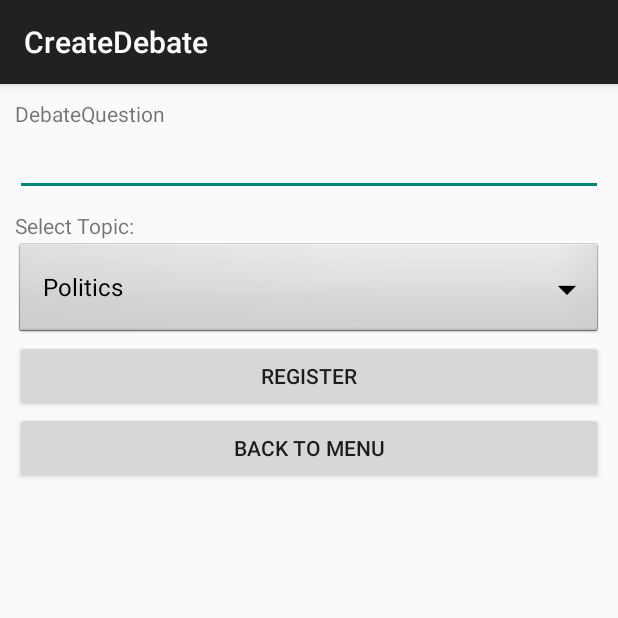
After one commit to OlirianWarrior/DebateApp, an Android app: the CreateDebate screen opened directly, with no data from a screen before it, on a phone screen of 412 x 824 dp, the top half of it. The commit adds this screen. Run offline under Robolectric (Android 15) with nearby library versions, the phone set to English and light mode, and no system bars.

Commit message:
Big update, new debate table, updated classes and functionality

```diff
--- a/app/src/main/AndroidManifest.xml
+++ b/app/src/main/AndroidManifest.xml
@@ -21,6 +21,7 @@
         <activity android:name="Account" android:label="Account"></activity>
         <activity android:name="DebateList" android:label="DebateList"></activity>
         <activity android:name="SearchbyTopic" android:label="SearchbyTopic"></activity>
+        <activity android:name="CreateDebate" android:label="CreateDebate"></activity>
     </application>
 
 </manifest>
--- a/app/src/main/java/com/gmail/donncha/assignment/Account.java
+++ b/app/src/main/java/com/gmail/donncha/assignment/Account.java
@@ -59,7 +59,7 @@ public class Account extends AppCompatActivity implements View.OnClickListener {
 
         try {
 
-             name = helper.searchUser(username)[1];
+             name = helper.searchUser(username);
         } catch (SQLException e) {
 
             e.printStackTrace();
--- /dev/null
+++ b/app/src/main/java/com/gmail/donncha/assignment/CreateDebate.java
@@ -0,0 +1,79 @@
+package com.gmail.donncha.assignment;
+
+import android.content.Intent;
+import android.os.Bundle;
+import android.support.v7.app.AppCompatActivity;
+import android.view.View;
+import android.widget.ArrayAdapter;
+import android.widget.Button;
+import android.widget.EditText;
+import android.widget.Spinner;
+import android.widget.Toast;
+
+/**
+ * Created by donncha on 11/23/2015.
+ */
+public class CreateDebate extends AppCompatActivity implements View.OnClickListener {
+
+    DatabaseHelper helper = new DatabaseHelper(this);
+
+    Button bBack, bCreate;
+    EditText editDebateQuestion;
+    Spinner dropdown;
+
+    protected void onCreate(Bundle savedInstanceState) {
+
+        super.onCreate(savedInstanceState);
+        setContentView(R.layout.activity_createdebate);
+
+        bBack = (Button) findViewById(R.id.bBack);
+        bCreate = (Button) findViewById(R.id.bCreateDebate);
+        editDebateQuestion = (EditText) findViewById(R.id.editDebateQuestion);
+
+        dropdown = (Spinner) findViewById(R.id.spinner1);
+        String[] items = new String[]{"Politics", "Sports", "Video Games", "Contemporary Issues", "Other"};
+        ArrayAdapter<String> adapter = new ArrayAdapter<String>(this, android.R.layout.simple_spinner_dropdown_item, items);
+        dropdown.setAdapter(adapter);
+
+        bBack.setOnClickListener(this);
+        bCreate.setOnClickListener(this);
+    }
+
+    @Override
+    public void onClick(View v) {
+        String username = getIntent().getStringExtra("Username");
+
+        switch (v.getId()) {
+            case R.id.bBack:
+
+                username = getIntent().getStringExtra("Username");
+                Intent i = new Intent(CreateDebate.this, Menu.class);
+                i.putExtra("Username", username);
+                startActivity(i);
+                break;
+
+                case R.id.bCreateDebate:
+
+                    //EditText debateQuestion = (EditText) findViewById(R.id.editDebateQuestion);
+                    EditText debateQuestion = (EditText) findViewById(R.id.editDebateQuestion);
+                    Spinner topic = (Spinner) findViewById(R.id.spinner1);
+
+                    String debateQuestionStr = debateQuestion.getText().toString();
+                    String topicStr = topic.getSelectedItem().toString();
+
+                    DebateInfo c = new DebateInfo();
+
+                    c.setQuestion(debateQuestionStr);
+                    c.setTopic(topicStr);
+                    c.setUsername(username);
+
+                    helper.insertDebate(c);
+
+                    username = getIntent().getStringExtra("Username");
+                    Intent j = new Intent(CreateDebate.this, Menu.class);
+                    j.putExtra("Username", username);
+                    startActivity(j);
+                    break;
+        }
+    }
+}
--- /dev/null
+++ b/app/src/main/res/layout/activity_createdebate.xml
@@ -0,0 +1,43 @@
+<?xml version="1.0" encoding="utf-8"?>
+<LinearLayout xmlns:android="http://schemas.android.com/apk/res/android"
+    android:orientation="vertical"
+    android:layout_width="match_parent"
+    android:padding="10dp"
+    android:layout_height="match_parent">
+
+    <TextView
+        android:layout_width="wrap_content"
+        android:layout_height="wrap_content"
+        android:text="DebateQuestion" />
+
+    <EditText
+        android:id="@+id/editDebateQuestion"
+        android:layout_width="match_parent"
+        android:layout_height="wrap_content"
+        android:layout_marginBottom="10dp" />
+
+    <TextView
+        android:layout_width="wrap_content"
+        android:layout_height="wrap_content"
+        android:text="Select Topic:" />
+
+    <Spinner
+        android:id="@+id/spinner1"
+        android:layout_width="match_parent"
+        android:layout_height="wrap_content"
+        android:background="@android:drawable/btn_dropdown"
+        android:spinnerMode="dropdown" />
+
+    <Button
+        android:id="@+id/bCreateDebate"
+        android:text="Register"
+        android:layout_width="match_parent"
+        android:layout_height="wrap_content" />
+
+    <Button
+        android:id="@+id/bBack"
+        android:text="Back to Menu"
+        android:layout_width="match_parent"
+        android:layout_height="wrap_content" />
+
+</LinearLayout>
```
Also changed, not shown: app/src/main/java/com/gmail/donncha/assignment/DatabaseHelper.java (+45 -33 lines), app/src/main/java/com/gmail/donncha/assignment/DebateInfo.java (added, +61 -0 lines), app/src/main/java/com/gmail/donncha/assignment/Menu.java (+13 -4 lines), app/src/main/res/layout/activity_menu.xml (+7 -0 lines).
